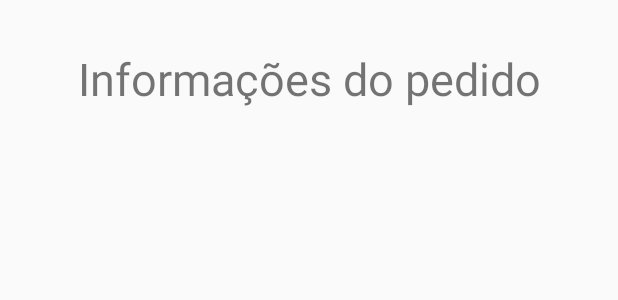
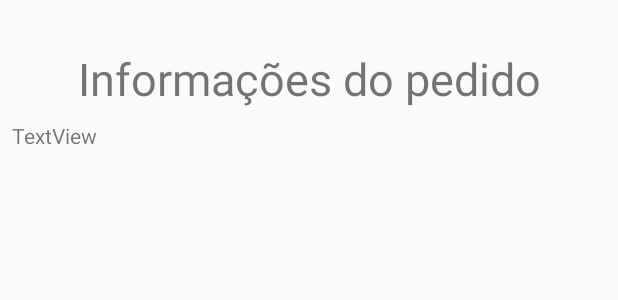
Before and after one commit to pcdateixeira/deliverybagual, an Android app: the layout informacoes_pedido.xml on its own in the app's theme, with its tools: preview values and no code run, on a phone screen of 412 x 824 dp. Shown: the top 300 px of the screen. Run offline under Robolectric (Android 15) with nearby library versions, the phone set to English and light mode, and no system bars.

Commit message:
Exibe informacoes na tela de informacoes do pedido.

```diff
--- a/app/src/main/java/com/example/deliverybagual/Confirmacao.java
+++ b/app/src/main/java/com/example/deliverybagual/Confirmacao.java
@@ -31,6 +31,7 @@ public class Confirmacao extends AppCompatActivity {
         Pedido p = new Pedido();
         p.addItem("Carne");
         p.setChurrascaria("Churrascaria1");
+        p.setPreco("60,00");
         p.setTimeInfo(1,1,1,1,1);
         i.putExtra("pedido", p);
         startActivity(i);
--- a/app/src/main/res/layout/informacoes_pedido.xml
+++ b/app/src/main/res/layout/informacoes_pedido.xml
@@ -16,4 +16,20 @@
         app:layout_constraintEnd_toEndOf="parent"
         app:layout_constraintStart_toStartOf="parent"
         app:layout_constraintTop_toTopOf="parent" />
+
+    <TextView
+        android:id="@+id/info"
+        android:layout_width="0dp"
+        android:layout_height="0dp"
+        android:layout_marginStart="8dp"
+        android:layout_marginLeft="8dp"
+        android:layout_marginTop="8dp"
+        android:layout_marginEnd="8dp"
+        android:layout_marginRight="8dp"
+        android:layout_marginBottom="8dp"
+        android:text="TextView"
+        app:layout_constraintBottom_toBottomOf="parent"
+        app:layout_constraintEnd_toEndOf="parent"
+        app:layout_constraintStart_toStartOf="parent"
+        app:layout_constraintTop_toBottomOf="@+id/textoAjuda" />
 </androidx.constraintlayout.widget.ConstraintLayout>
```
Also changed, not shown: app/src/main/java/com/example/deliverybagual/InformacoesPedido.java (+7 -0 lines), app/src/main/java/com/example/deliverybagual/ListaPedidos.java (+5 -3 lines), app/src/main/java/com/example/deliverybagual/Pedido.java (+26 -1 lines).
